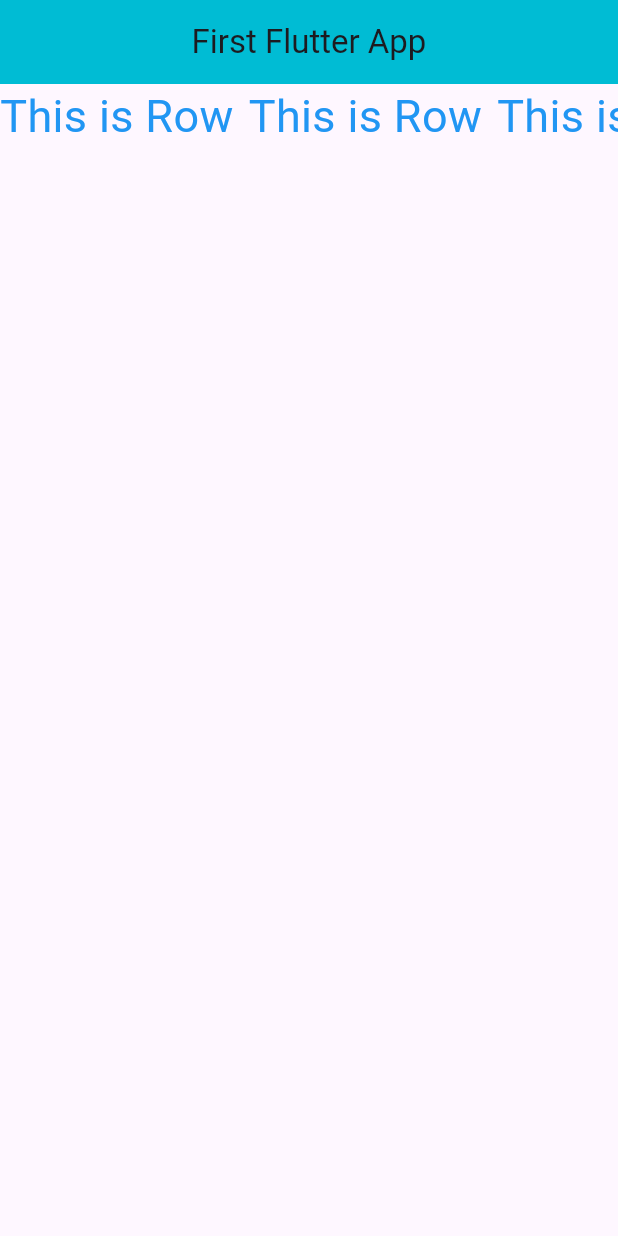
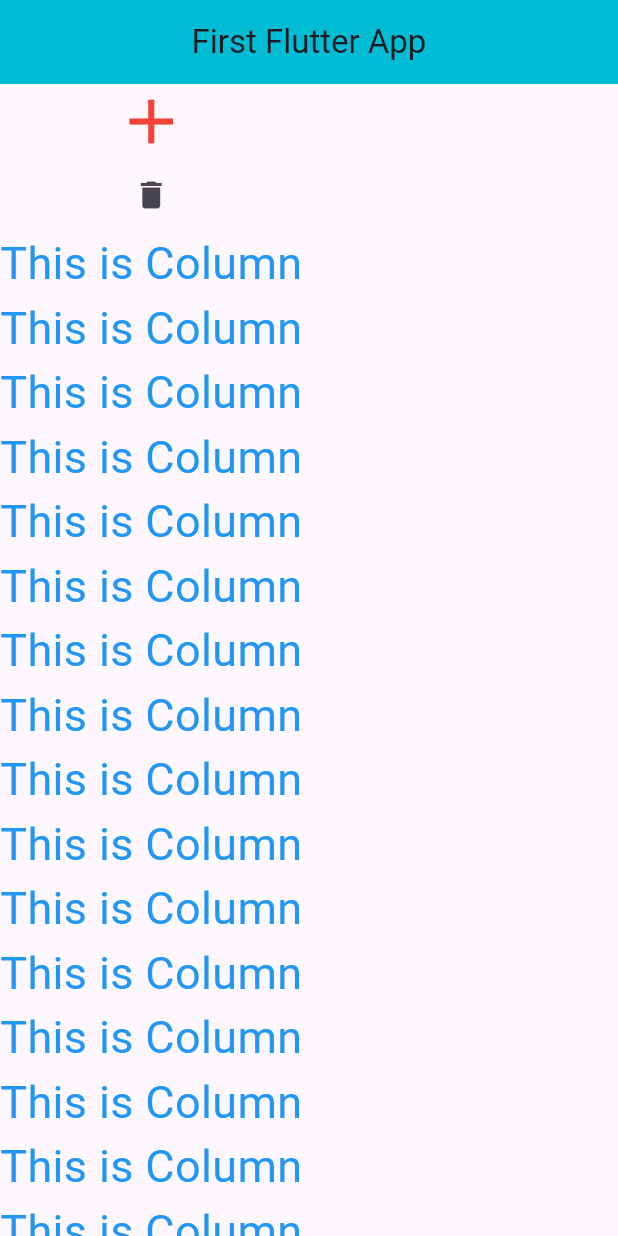
Before and after one commit to osmangonikhan247/new_project, a Flutter app: the screen it shows after launch, on a phone screen of 412 x 824 dp. Run offline on Flutter 3.47's test engine with Material 3 defaults, Android fonts, the phone set to English and light mode, and no system bars.

Commit message:
add icon & icon button

```diff
--- a/lib/main.dart
+++ b/lib/main.dart
@@ -34,186 +34,192 @@
         centerTitle: true,
         backgroundColor: Colors.cyan,
       ),
+      // body: SingleChildScrollView(
+      //   scrollDirection: Axis.horizontal,
+      //   child: Row(
+      //     mainAxisAlignment: MainAxisAlignment.spaceBetween,
+      //     crossAxisAlignment: CrossAxisAlignment.end,
+      //       children: [
+      //         Text('This is Row',style: TextStyle(
+      //             fontSize: 30,
+      //             color: Colors.blue
+      //         ),),
+      //         SizedBox(
+      //           width: 10,
+      //         ),
+      //         Text('This is Row',style: TextStyle(
+      //             fontSize: 30,
+      //             color: Colors.blue
+      //         ),),
+      //         SizedBox(
+      //           width: 10,
+      //         ),
+      //         Text('This is Row',style: TextStyle(
+      //             fontSize: 30,
+      //             color: Colors.blue
+      //         ),),
+      //         SizedBox(
+      //           width: 10,
+      //         ),
+      //         Text('This is Row',style: TextStyle(
+      //             fontSize: 30,
+      //             color: Colors.blue
+      //         ),),
+      //         SizedBox(
+      //           width: 10,
+      //         ),
+      //         Text('This is Row',style: TextStyle(
+      //             fontSize: 30,
+      //             color: Colors.blue
+      //         ),),
+      //
+      //       ],
+      //
+      //   ),
+      // ),
+
       body: SingleChildScrollView(
-        scrollDirection: Axis.horizontal,
-        child: Row(
-          mainAxisAlignment: MainAxisAlignment.spaceBetween,
-          crossAxisAlignment: CrossAxisAlignment.end,
+        child: Column(
+          mainAxisAlignment: MainAxisAlignment.center,
             children: [
-              Text('This is Row',style: TextStyle(
+
+              Icon(Icons.add,size: 50,color: Colors.red,),
+          IconButton(onPressed: () {
+            print('Item Deleted');
+          }, icon: Icon(Icons.delete)),
+
+          Text('This is Column',style: TextStyle(
             fontSize: 30,
             color: Colors.blue
           ),),
-              SizedBox(
-                width: 10,
-              ),
-              Text('This is Row',style: TextStyle(
+          Text('This is Column',style: TextStyle(
               fontSize: 30,
               color: Colors.blue
           ),),
-              SizedBox(
-                width: 10,
-              ),
-              Text('This is Row',style: TextStyle(
+          Text('This is Column',style: TextStyle(
               fontSize: 30,
               color: Colors.blue
           ),),
-              SizedBox(
-                width: 10,
-              ),
-              Text('This is Row',style: TextStyle(
+          Text('This is Column',style: TextStyle(
               fontSize: 30,
               color: Colors.blue
           ),),
-              SizedBox(
-                width: 10,
-              ),
-              Text('This is Row',style: TextStyle(
+          Text('This is Column',style: TextStyle(
+              fontSize: 30,
+              color: Colors.blue
+          ),),
+          Text('This is Column',style: TextStyle(
+              fontSize: 30,
+              color: Colors.blue
+          ),),
+          Text('This is Column',style: TextStyle(
+              fontSize: 30,
+              color: Colors.blue
+          ),),
+          Text('This is Column',style: TextStyle(
+              fontSize: 30,
+              color: Colors.blue
+          ),),
+          Text('This is Column',style: TextStyle(
+              fontSize: 30,
+              color: Colors.blue
+          ),),
+          Text('This is Column',style: TextStyle(
+              fontSize: 30,
+              color: Colors.blue
+          ),),
+          Text('This is Column',style: TextStyle(
+              fontSize: 30,
+              color: Colors.blue
+          ),),
+          Text('This is Column',style: TextStyle(
+              fontSize: 30,
+              color: Colors.blue
+          ),),
+          Text('This is Column',style: TextStyle(
+              fontSize: 30,
+              color: Colors.blue
+          ),),
+          Text('This is Column',style: TextStyle(
+              fontSize: 30,
+              color: Colors.blue
+          ),),
+          Text('This is Column',style: TextStyle(
+              fontSize: 30,
+              color: Colors.blue
+          ),),
+          Text('This is Column',style: TextStyle(
+              fontSize: 30,
+              color: Colors.blue
+          ),),
+          Text('This is Column',style: TextStyle(
+              fontSize: 30,
+              color: Colors.blue
+          ),),
+          Text('This is Column',style: TextStyle(
+              fontSize: 30,
+              color: Colors.blue
+          ),),
+          Text('This is Column',style: TextStyle(
+              fontSize: 30,
+              color: Colors.blue
+          ),),
+          Text('This is Column',style: TextStyle(
+              fontSize: 30,
+              color: Colors.blue
+          ),),
+          Text('This is Column',style: TextStyle(
+              fontSize: 30,
+              color: Colors.blue
+          ),),
+          Text('This is Column',style: TextStyle(
+              fontSize: 30,
+              color: Colors.blue
+          ),),
+          Text('This is Column',style: TextStyle(
+              fontSize: 30,
+              color: Colors.blue
+          ),),
+          Text('This is Column',style: TextStyle(
+              fontSize: 30,
+              color: Colors.blue
+          ),),
+          Text('This is Column',style: TextStyle(
+              fontSize: 30,
+              color: Colors.blue
+          ),),
+          Text('This is Column',style: TextStyle(
+              fontSize: 30,
+              color: Colors.blue
+          ),),
+          Text('This is Column',style: TextStyle(
+              fontSize: 30,
+              color: Colors.blue
+          ),),
+          Text('This is Column',style: TextStyle(
+              fontSize: 30,
+              color: Colors.blue
+          ),),
+          Text('This is Column',style: TextStyle(
+              fontSize: 30,
+              color: Colors.blue
+          ),),
+          Text('This is Column',style: TextStyle(
+              fontSize: 30,
+              color: Colors.blue
+          ),),
+          Text('This is Column',style: TextStyle(
+              fontSize: 30,
+              color: Colors.blue
+          ),),
+          Text('This is Column',style: TextStyle(
               fontSize: 30,
               color: Colors.blue
           ),),
 
         ],
-
       ),
       ),
-
-      // body: SingleChildScrollView(
-      //   child: Column(
-      //     mainAxisAlignment: MainAxisAlignment.center,
-      //       children: [
-      //     Text('This is Column',style: TextStyle(
-      //       fontSize: 30,
-      //       color: Colors.blue
-      //     ),),
-      //     Text('This is Column',style: TextStyle(
-      //         fontSize: 30,
-      //         color: Colors.blue
-      //     ),),
-      //     Text('This is Column',style: TextStyle(
-      //         fontSize: 30,
-      //         color: Colors.blue
-      //     ),),
-      //     Text('This is Column',style: TextStyle(
-      //         fontSize: 30,
-      //         color: Colors.blue
-      //     ),),
-      //     Text('This is Column',style: TextStyle(
-      //         fontSize: 30,
-      //         color: Colors.blue
-      //     ),),
-      //     Text('This is Column',style: TextStyle(
-      //         fontSize: 30,
-      //         color: Colors.blue
-      //     ),),
-      //     Text('This is Column',style: TextStyle(
-      //         fontSize: 30,
-      //         color: Colors.blue
-      //     ),),
-      //     Text('This is Column',style: TextStyle(
-      //         fontSize: 30,
-      //         color: Colors.blue
-      //     ),),
-      //     Text('This is Column',style: TextStyle(
-      //         fontSize: 30,
-      //         color: Colors.blue
-      //     ),),
-      //     Text('This is Column',style: TextStyle(
-      //         fontSize: 30,
-      //         color: Colors.blue
-      //     ),),
-      //     Text('This is Column',style: TextStyle(
-      //         fontSize: 30,
-      //         color: Colors.blue
-      //     ),),
-      //     Text('This is Column',style: TextStyle(
-      //         fontSize: 30,
-      //         color: Colors.blue
-      //     ),),
-      //     Text('This is Column',style: TextStyle(
-      //         fontSize: 30,
-      //         color: Colors.blue
-      //     ),),
-      //     Text('This is Column',style: TextStyle(
-      //         fontSize: 30,
-      //         color: Colors.blue
-      //     ),),
-      //     Text('This is Column',style: TextStyle(
-      //         fontSize: 30,
-      //         color: Colors.blue
-      //     ),),
-      //     Text('This is Column',style: TextStyle(
-      //         fontSize: 30,
-      //         color: Colors.blue
-      //     ),),
-      //     Text('This is Column',style: TextStyle(
-      //         fontSize: 30,
-      //         color: Colors.blue
-      //     ),),
-      //     Text('This is Column',style: TextStyle(
-      //         fontSize: 30,
-      //         color: Colors.blue
-      //     ),),
-      //     Text('This is Column',style: TextStyle(
-      //         fontSize: 30,
-      //         color: Colors.blue
-      //     ),),
-      //     Text('This is Column',style: TextStyle(
-      //         fontSize: 30,
-      //         color: Colors.blue
-      //     ),),
-      //     Text('This is Column',style: TextStyle(
-      //         fontSize: 30,
-      //         color: Colors.blue
-      //     ),),
-      //     Text('This is Column',style: TextStyle(
-      //         fontSize: 30,
-      //         color: Colors.blue
-      //     ),),
-      //     Text('This is Column',style: TextStyle(
-      //         fontSize: 30,
-      //         color: Colors.blue
-      //     ),),
-      //     Text('This is Column',style: TextStyle(
-      //         fontSize: 30,
-      //         color: Colors.blue
-      //     ),),
-      //     Text('This is Column',style: TextStyle(
-      //         fontSize: 30,
-      //         color: Colors.blue
-      //     ),),
-      //     Text('This is Column',style: TextStyle(
-      //         fontSize: 30,
-      //         color: Colors.blue
-      //     ),),
-      //     Text('This is Column',style: TextStyle(
-      //         fontSize: 30,
-      //         color: Colors.blue
-      //     ),),
-      //     Text('This is Column',style: TextStyle(
-      //         fontSize: 30,
-      //         color: Colors.blue
-      //     ),),
-      //     Text('This is Column',style: TextStyle(
-      //         fontSize: 30,
-      //         color: Colors.blue
-      //     ),),
-      //     Text('This is Column',style: TextStyle(
-      //         fontSize: 30,
-      //         color: Colors.blue
-      //     ),),
-      //     Text('This is Column',style: TextStyle(
-      //         fontSize: 30,
-      //         color: Colors.blue
-      //     ),),
-      //     Text('This is Column',style: TextStyle(
-      //         fontSize: 30,
-      //         color: Colors.blue
-      //     ),),
-      //
-      //   ],
-      // ),
-      // ),
     );
   }
 }
```
Lines whose indentation alone changed are shown as unchanged.
